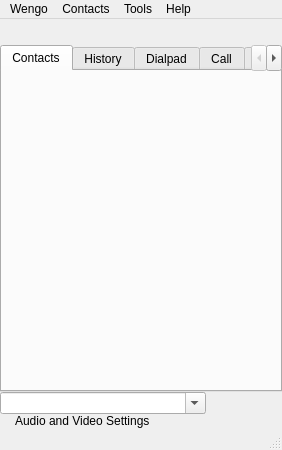
Before: the Qt Designer form wengophone/src/presentation/qt/WengoPhoneWindow.ui in tkrotoff/WengoPhone, drawn with Qt 5.
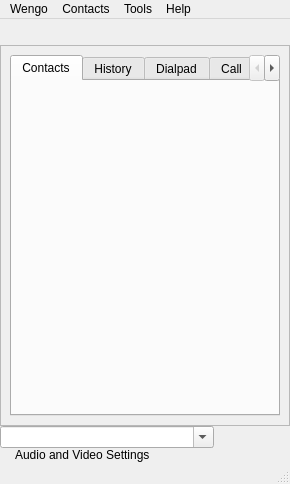
After: the same form once the commit is applied. Icons and pictures are not drawn.

Commit message: More work on the chat Window Work the main window layout

What changed in the file:
```diff
--- a/wengophone/src/presentation/qt/WengoPhoneWindow.ui
+++ b/wengophone/src/presentation/qt/WengoPhoneWindow.ui
@@ -8,8 +8,8 @@
    <rect>
     <x>0</x>
     <y>0</y>
-    <width>282</width>
-    <height>450</height>
+    <width>290</width>
+    <height>484</height>
    </rect>
   </property>
   <property name="windowTitle" >
@@ -50,6 +50,21 @@
      </widget>
     </item>
     <item row="2" column="0" >
+     <widget class="QFrame" name="frame" >
+      <property name="frameShape" >
+       <enum>QFrame::StyledPanel</enum>
+      </property>
+      <property name="frameShadow" >
+       <enum>QFrame::Raised</enum>
+      </property>
+      <layout class="QGridLayout" >
+       <property name="margin" >
+        <number>9</number>
+       </property>
+       <property name="spacing" >
+        <number>6</number>
+       </property>
+       <item row="0" column="0" >
      <widget class="QTabWidget" name="tabWidget" >
       <widget class="QWidget" name="tabContactList" >
        <attribute name="title" >
@@ -78,6 +93,9 @@
       </widget>
      </widget>
     </item>
+      </layout>
+     </widget>
+    </item>
     <item row="1" column="0" >
      <widget class="QStackedWidget" name="profileBar" >
       <property name="sizePolicy" >
@@ -343,8 +361,8 @@
     <rect>
      <x>0</x>
      <y>0</y>
-     <width>282</width>
-     <height>19</height>
+     <width>290</width>
+     <height>21</height>
     </rect>
    </property>
    <widget class="QMenu" name="menuTools" >
@@ -412,8 +430,8 @@
    <property name="geometry" >
     <rect>
      <x>0</x>
-     <y>431</y>
-     <width>282</width>
+     <y>465</y>
+     <width>290</width>
      <height>19</height>
     </rect>
    </property>
```
Left out of the diff: 190 changed lines with no effect on the pictures. Lines whose indentation alone changed are shown as unchanged. The commit also changes 9 other files.
